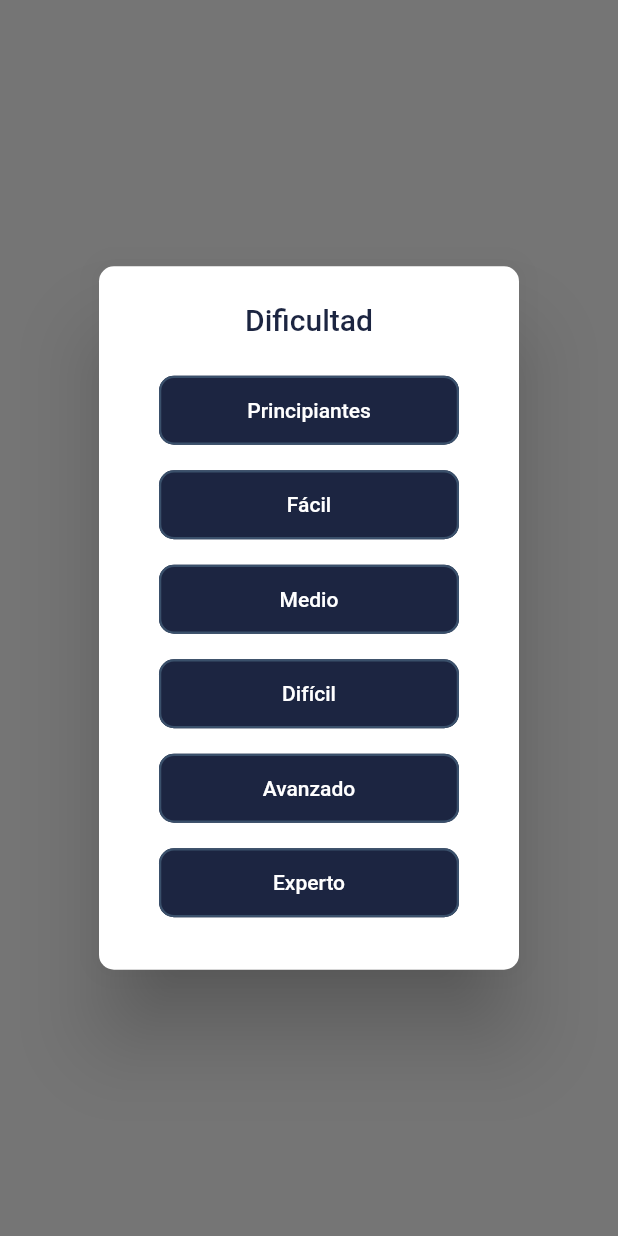
After one commit to SkinnyDeiv/Sudoku, a Flutter app: the Menu screen opened directly, after a tap on "Nuevo", on a phone screen of 412 x 824 dp. The commit adds this screen. Run offline on Flutter 3.47's test engine with Material 2 defaults, Android fonts, the phone set to English and light mode, and no system bars; our stand-ins replace flare_flutter.

Commit message:
implementing views

```diff
--- /dev/null
+++ b/app/lib/components/Menu.dart
@@ -0,0 +1,114 @@
+import 'package:flutter/cupertino.dart';
+import 'package:flutter/material.dart';
+
+class Menu extends StatefulWidget {
+  createState() => MenuState();
+}
+
+enum PopUpKind { NEW, LOAD, NONE }
+
+class MenuState extends State<Menu> {
+  Map<PopUpKind, String> _menuOptions = {PopUpKind.NEW: 'Nuevo', PopUpKind.LOAD: 'Cargar', PopUpKind.NONE: 'Puntajes'};
+
+  void _setPopUpKind(BuildContext context, PopUpKind popUpKind) {
+    switch (popUpKind) {
+      case PopUpKind.NEW:
+        _showPopUp(context, 'Dificultad', _levelsContent());
+        break;
+      case PopUpKind.LOAD:
+        break;
+      case PopUpKind.NONE:
+        break;
+    }
+  }
+
+  void _showPopUp(BuildContext context, String titleText, Widget content) {
+    showDialog(
+      context: context,
+      builder: (BuildContext context) {
+        return AlertDialog(
+          shape: RoundedRectangleBorder(borderRadius: BorderRadius.circular(10.0)),
+          title: Text(
+            titleText,
+            textAlign: TextAlign.center,
+            style: TextStyle(color: Color.fromRGBO(28, 37, 65, 1)),
+          ),
+          content: content,
+        );
+      },
+    );
+  }
+
+  @override
+  Widget build(BuildContext context) {
+    return Scaffold(
+      backgroundColor: Colors.white,
+      body: Column(
+        mainAxisAlignment: MainAxisAlignment.center,
+        children: _spawnMenuOptions(context),
+      ),
+    );
+  }
+
+  Widget _roundedButton(String text, Function onPressed) {
+    return Container(
+      width: MediaQuery.of(context).copyWith().size.width,
+      margin: EdgeInsets.symmetric(vertical: 10.0, horizontal: 80.0),
+      child: FlatButton(
+        child: Text(
+          text,
+          style: TextStyle(color: Color.fromRGBO(58, 80, 107, 1), fontSize: 23.0),
+        ),
+        padding: EdgeInsets.all(20.0),
+        onPressed: onPressed,
+        shape: RoundedRectangleBorder(
+            borderRadius: BorderRadius.circular(30.0),
+            side: BorderSide(color: Color.fromRGBO(58, 80, 107, 1), width: 2.5)),
+      ),
+    );
+  }
+
+  Widget _levelsContent() {
+    List<String> _levels = ['Principiantes', 'Fácil', 'Medio', 'Difícil', 'Avanzado', 'Experto'];
+
+    return Container(
+      child: Column(
+        mainAxisSize: MainAxisSize.min,
+        children: _levels
+            .map((level) => Container(
+                  margin: EdgeInsets.only(top: 5.0, bottom: 10.0),
+                  child: ButtonTheme(
+                    minWidth: 200.0,
+                    child: FlatButton(
+                      color: Color.fromRGBO(28, 37, 65, 1),
+                      textColor: Colors.white,
+                      onPressed: () {},
+                      child: Text(level),
+                      padding: EdgeInsets.only(top: 15.0, bottom: 15.0),
+                      shape: RoundedRectangleBorder(
+                          borderRadius: BorderRadius.circular(10.0),
+                          side: BorderSide(color: Color.fromRGBO(58, 80, 107, 1), width: 1.5)),
+                    ),
+                  ),
+                ))
+            .toList(),
+      ),
+    );
+  }
+
+  List<Widget> _spawnMenuOptions(BuildContext context) {
+    List<Widget> content = [
+      Container(
+        margin: EdgeInsets.only(bottom: 80.0),
+        child: Text(
+          "Sudoku",
+          style: TextStyle(color: Color.fromRGBO(91, 192, 190, 1), fontSize: 45.0, fontWeight: FontWeight.bold),
+        ),
+      )
+    ];
+
+    _menuOptions
+        .forEach((popUpKind, text) => content.add(_roundedButton(text, () => _setPopUpKind(context, popUpKind))));
+    return content;
+  }
+}
--- a/app/lib/main.dart
+++ b/app/lib/main.dart
@@ -1,8 +1,13 @@
+import 'package:app/components/Menu.dart';
 import 'package:flutter/material.dart';
 import 'package:flare_flutter/flare_actor.dart';
 
 void main() {
-  runApp(Sudoku());
+  runApp(MaterialApp(
+    debugShowCheckedModeBanner: false,
+    title: "Intro",
+    home: Sudoku(),
+  ));
 }
 
 class Sudoku extends StatelessWidget {
@@ -13,6 +18,7 @@ class Sudoku extends StatelessWidget {
       child: FlareActor(
         'assets/blackblock.flr',
         animation: "blackblock",
+        callback: (value) => Navigator.push(context, MaterialPageRoute(builder: (context) => Menu())),
       ),
     );
   }
```
